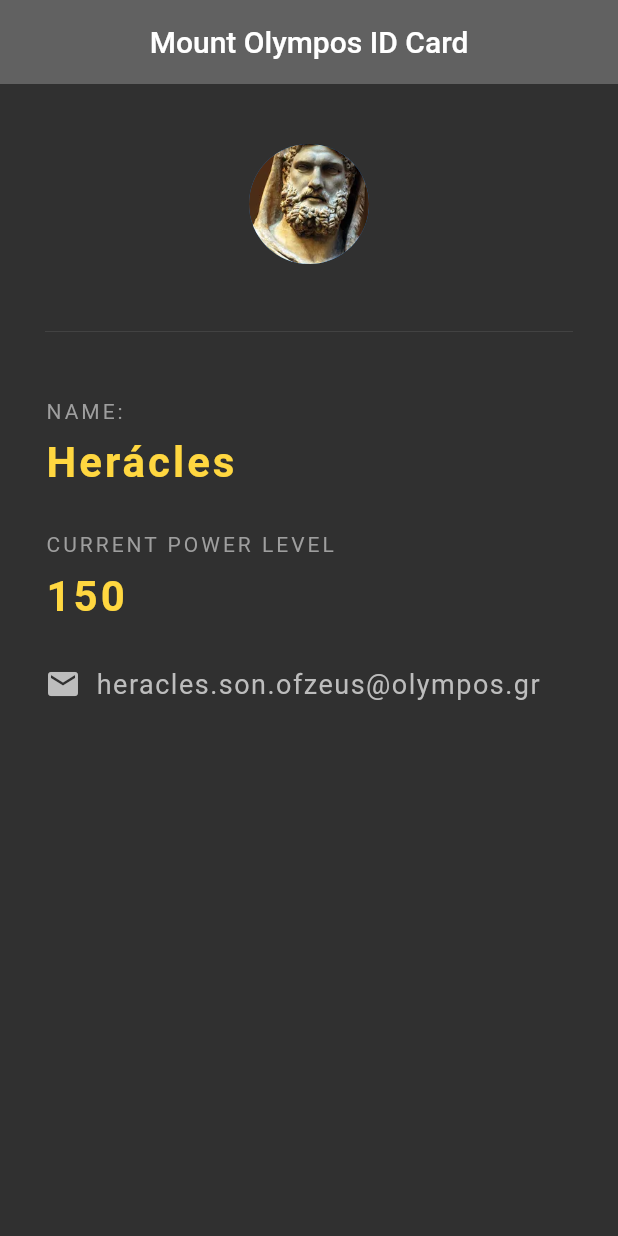
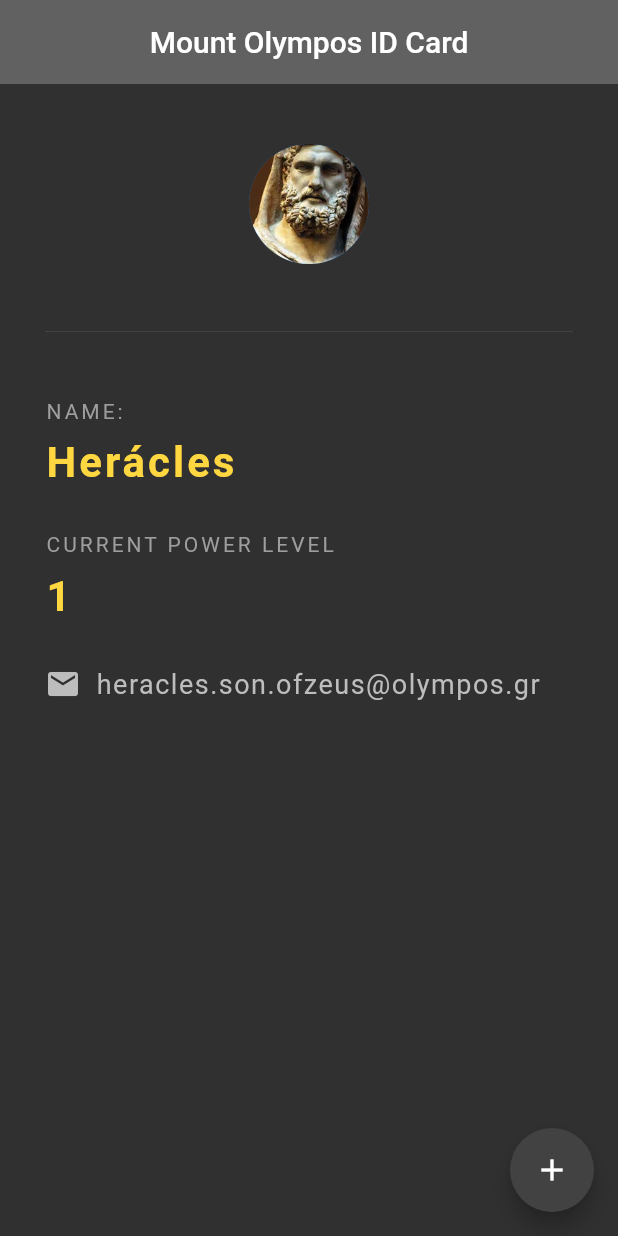
Before and after one commit to LuizHenriqueENS/flutter_beginner_project_profile_id, a Flutter app: the screen it shows after launch, on a phone screen of 412 x 824 dp. Run offline on Flutter 3.47's test engine with Material 2 defaults, Android fonts, the phone set to English and light mode, and no system bars.

Commit message:
updated project. added a level up button

```diff
--- a/lib/main.dart
+++ b/lib/main.dart
@@ -6,8 +6,15 @@ void main() {
   ));
 }
 
-class ProfileCard extends StatelessWidget {
+class ProfileCard extends StatefulWidget {
   const ProfileCard({super.key});
+
+  @override
+  State<ProfileCard> createState() => _ProfileCardState();
+}
+
+class _ProfileCardState extends State<ProfileCard> {
+  int godPowerLevel = 1;
 
   @override
   Widget build(BuildContext context) {
@@ -18,6 +25,15 @@ class ProfileCard extends StatelessWidget {
         centerTitle: true,
         backgroundColor: Colors.grey[700],
         elevation: 0.0,
+      ),
+      floatingActionButton: FloatingActionButton(
+        onPressed: () => setState(() {
+          godPowerLevel++;
+        }),
+        child: Icon(
+          Icons.add,
+        ),
+        backgroundColor: Colors.grey[800],
       ),
       body: Padding(
         padding: const EdgeInsets.fromLTRB(30.0, 40.0, 30.0, 0.0),
@@ -54,7 +70,7 @@ class ProfileCard extends StatelessWidget {
             ),
             const SizedBox(height: 10.0),
             Text(
-              '150',
+              '$godPowerLevel',
               style: TextStyle(
                   color: Colors.amberAccent[200],
                   letterSpacing: 2.0,
```
